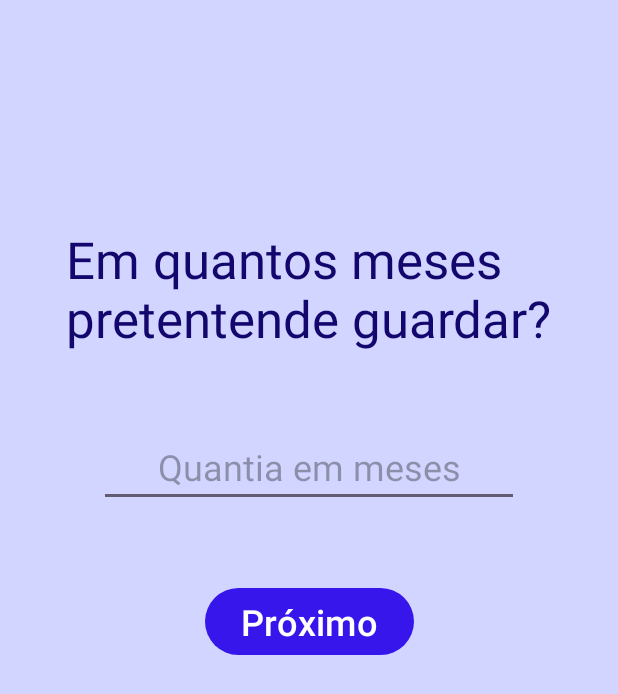
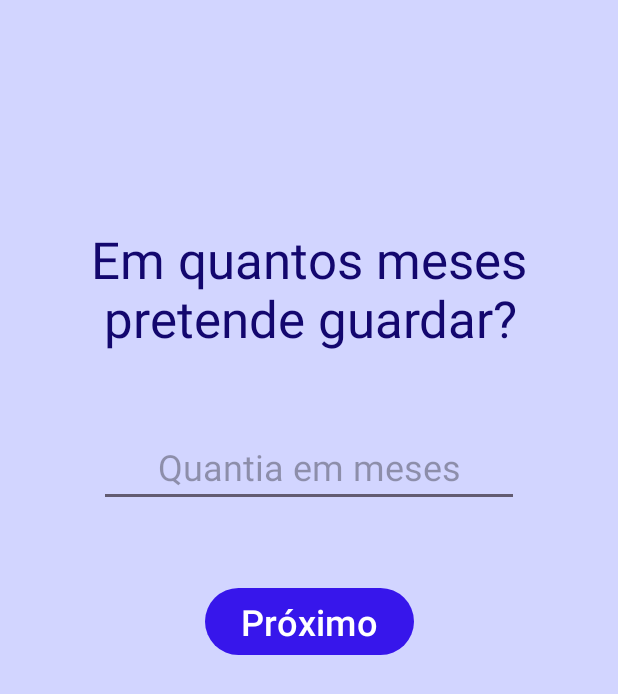
Before and after one commit to DanielCarolino89/Kotlin-App-TravelSaver, an Android app: the MainActivity10 screen opened directly, with no data from a screen before it, on a phone screen of 412 x 824 dp. Shown: the top 694 px of the screen. Run offline under Robolectric (Android 15) with nearby library versions, the phone set to English and light mode, and no system bars.

Commit message:
Initial commit

```diff
--- a/app/src/main/res/layout/activity_main10.xml
+++ b/app/src/main/res/layout/activity_main10.xml
@@ -24,7 +24,7 @@
         android:layout_width="wrap_content"
         android:layout_height="wrap_content"
         android:layout_marginTop="150dp"
-        android:text="Em quantos meses\npretentende guardar?"
+        android:text="Em quantos meses\n pretende guardar?"
         android:textColor="@color/textblack"
         android:textSize="34sp"
         app:layout_constraintEnd_toEndOf="parent"
```
